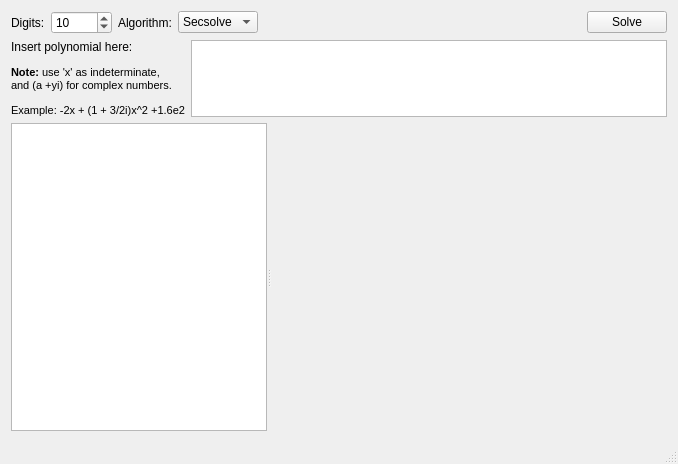
First picture: the form in src/xmpsolve/mainwindow.ui, repository robol/mpsolve-debian, before the edit.
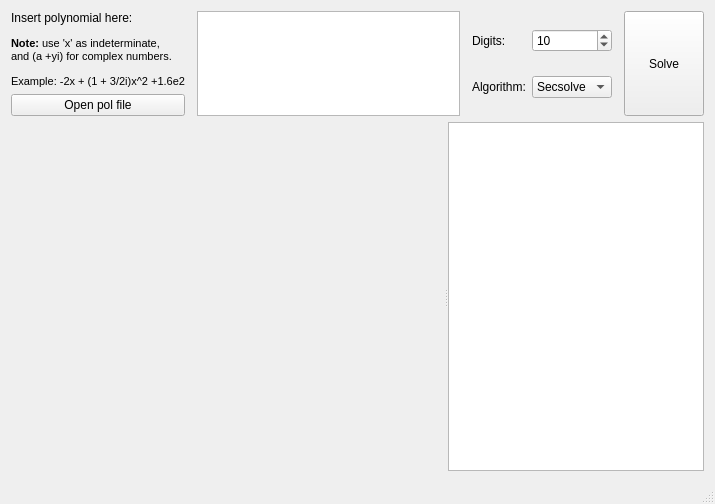
Second picture: the form after the edit. Custom widgets are drawn as their Qt base class.

What changed in the file:
```diff
--- a/src/xmpsolve/mainwindow.ui
+++ b/src/xmpsolve/mainwindow.ui
@@ -6,27 +6,69 @@
    <rect>
     <x>0</x>
     <y>0</y>
-    <width>678</width>
-    <height>464</height>
+    <width>715</width>
+    <height>504</height>
    </rect>
   </property>
   <property name="windowTitle">
    <string>MPSolve</string>
   </property>
   <widget class="QWidget" name="centralWidget">
-   <layout class="QHBoxLayout" name="horizontalLayout_3">
+   <layout class="QVBoxLayout" name="verticalLayout_3">
     <item>
-     <layout class="QVBoxLayout" name="verticalLayout" stretch="0,1,100">
+     <layout class="QVBoxLayout" name="verticalLayout_2" stretch="1,100">
       <item>
-       <layout class="QHBoxLayout" name="horizontalLayout_2">
+       <layout class="QHBoxLayout" name="horizontalLayout">
+        <property name="spacing">
+         <number>12</number>
+        </property>
         <item>
+         <layout class="QVBoxLayout" name="verticalLayout">
+          <item>
+           <widget class="QLabel" name="label">
+            <property name="text">
+             <string>&lt;html&gt;&lt;head/&gt;&lt;body&gt;&lt;p&gt;Insert polynomial here:&lt;/p&gt;&lt;p&gt;&lt;span style=&quot; font-size:8pt; font-weight:600;&quot;&gt;Note:&lt;/span&gt;&lt;span style=&quot; font-size:8pt;&quot;&gt; use 'x' as indeterminate, &lt;br/&gt;and (a +yi) for complex numbers.&lt;/span&gt;&lt;/p&gt;&lt;p&gt;&lt;span style=&quot; font-size:8pt;&quot;&gt;Example: -2x + (1 + 3/2i)x^2 +1.6e2&lt;/span&gt;&lt;/p&gt;&lt;/body&gt;&lt;/html&gt;</string>
+            </property>
+            <property name="alignment">
+             <set>Qt::AlignLeading|Qt::AlignLeft|Qt::AlignTop</set>
+            </property>
+           </widget>
+          </item>
+          <item>
+           <widget class="QPushButton" name="openPolFileButton">
+            <property name="sizePolicy">
+             <sizepolicy hsizetype="Minimum" vsizetype="Fixed">
+              <horstretch>0</horstretch>
+              <verstretch>0</verstretch>
+             </sizepolicy>
+            </property>
+            <property name="text">
+             <string>Open pol file</string>
+            </property>
+           </widget>
+          </item>
+         </layout>
+        </item>
+        <item>
+         <widget class="QPlainTextEdit" name="polyLineEdit">
+          <property name="sizePolicy">
+           <sizepolicy hsizetype="Expanding" vsizetype="Expanding">
+            <horstretch>0</horstretch>
+            <verstretch>0</verstretch>
+           </sizepolicy>
+          </property>
+         </widget>
+        </item>
+        <item>
+         <layout class="QGridLayout" name="gridLayout">
+          <item row="0" column="0">
          <widget class="QLabel" name="label_2">
           <property name="text">
            <string>Digits:</string>
           </property>
          </widget>
         </item>
-        <item>
+          <item row="0" column="1">
          <widget class="QSpinBox" name="digitsSpinBox">
           <property name="minimum">
            <number>1</number>
@@ -39,14 +81,14 @@
           </property>
          </widget>
         </item>
-        <item>
+          <item row="1" column="0">
          <widget class="QLabel" name="label_3">
           <property name="text">
            <string>Algorithm:</string>
           </property>
          </widget>
         </item>
-        <item>
+          <item row="1" column="1">
          <widget class="QComboBox" name="algorithmComboBox">
           <item>
            <property name="text">
@@ -60,21 +102,16 @@
           </item>
          </widget>
         </item>
-        <item>
-         <spacer name="horizontalSpacer">
-          <property name="orientation">
-           <enum>Qt::Horizontal</enum>
-          </property>
-          <property name="sizeHint" stdset="0">
-           <size>
-            <width>40</width>
-            <height>20</height>
-           </size>
-          </property>
-         </spacer>
+         </layout>
         </item>
         <item>
          <widget class="QPushButton" name="solveButton">
+          <property name="sizePolicy">
+           <sizepolicy hsizetype="Minimum" vsizetype="Expanding">
+            <horstretch>0</horstretch>
+            <verstretch>0</verstretch>
+           </sizepolicy>
+          </property>
           <property name="text">
            <string>Solve</string>
           </property>
@@ -82,52 +119,11 @@
         </item>
        </layout>
       </item>
-      <item>
-       <layout class="QHBoxLayout" name="horizontalLayout">
-        <item>
-         <widget class="QLabel" name="label">
-          <property name="text">
-           <string>&lt;html&gt;&lt;head/&gt;&lt;body&gt;&lt;p&gt;Insert polynomial here:&lt;/p&gt;&lt;p&gt;&lt;span style=&quot; font-size:8pt; font-weight:600;&quot;&gt;Note:&lt;/span&gt;&lt;span style=&quot; font-size:8pt;&quot;&gt; use 'x' as indeterminate, &lt;br/&gt;and (a +yi) for complex numbers.&lt;/span&gt;&lt;/p&gt;&lt;p&gt;&lt;span style=&quot; font-size:8pt;&quot;&gt;Example: -2x + (1 + 3/2i)x^2 +1.6e2&lt;/span&gt;&lt;/p&gt;&lt;/body&gt;&lt;/html&gt;</string>
-          </property>
-          <property name="alignment">
-           <set>Qt::AlignLeading|Qt::AlignLeft|Qt::AlignTop</set>
-          </property>
-         </widget>
-        </item>
-        <item>
-         <widget class="QPlainTextEdit" name="polyLineEdit">
-          <property name="sizePolicy">
-           <sizepolicy hsizetype="Expanding" vsizetype="Expanding">
-            <horstretch>0</horstretch>
-            <verstretch>0</verstretch>
-           </sizepolicy>
-          </property>
-         </widget>
-        </item>
-       </layout>
-      </item>
       <item>
        <widget class="QSplitter" name="splitter">
-        <property name="sizePolicy">
-         <sizepolicy hsizetype="Expanding" vsizetype="Preferred">
-          <horstretch>0</horstretch>
-          <verstretch>0</verstretch>
-         </sizepolicy>
-        </property>
         <property name="orientation">
          <enum>Qt::Horizontal</enum>
         </property>
-        <widget class="QPlainTextEdit" name="plainTextEdit">
-         <property name="sizePolicy">
-          <sizepolicy hsizetype="Expanding" vsizetype="Expanding">
-           <horstretch>0</horstretch>
-           <verstretch>1</verstretch>
-          </sizepolicy>
-         </property>
-         <property name="lineWrapMode">
-          <enum>QPlainTextEdit::NoWrap</enum>
-         </property>
-        </widget>
         <widget class="xmpsolve::RootsRenderer" name="graphicsView" native="true">
          <property name="sizePolicy">
           <sizepolicy hsizetype="Preferred" vsizetype="Preferred">
@@ -136,7 +132,18 @@
           </sizepolicy>
          </property>
         </widget>
-       </widget>
+        <widget class="QPlainTextEdit" name="plainTextEdit">
+         <property name="sizePolicy">
+          <sizepolicy hsizetype="Expanding" vsizetype="Expanding">
+           <horstretch>0</horstretch>
+           <verstretch>1</verstretch>
+          </sizepolicy>
+         </property>
+         <property name="lineWrapMode">
+          <enum>QPlainTextEdit::NoWrap</enum>
+         </property>
+        </widget>
+       </widget>
       </item>
      </layout>
     </item>
```
Left out of the diff: 5 changed lines with no effect on the pictures. Lines whose indentation alone changed are shown as unchanged.
